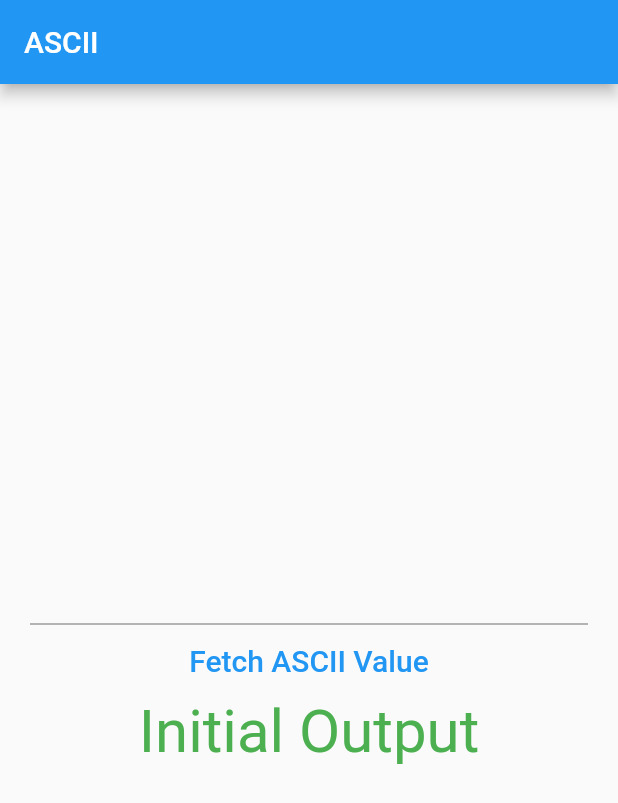
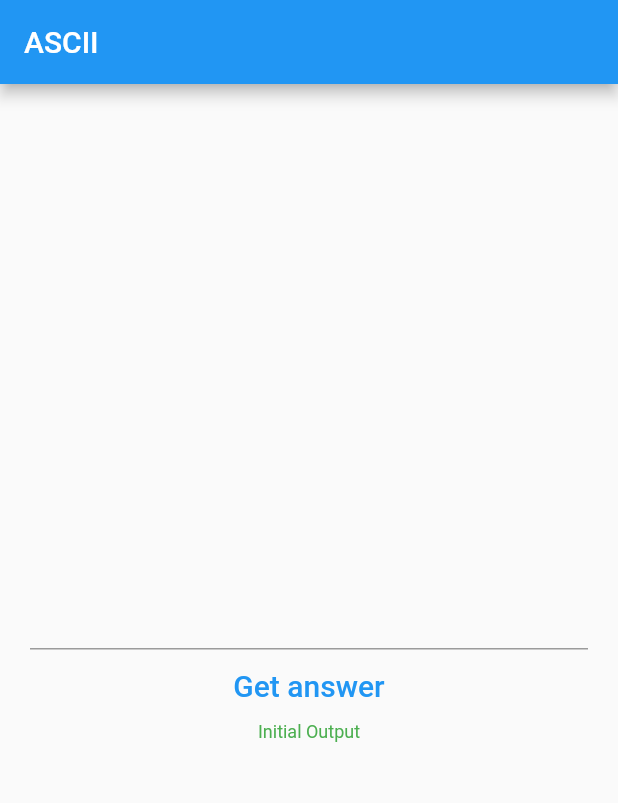
Before and after one commit to dheephiga/ChatGPT-Flutter, a Flutter app: the screen it shows after launch, on a phone screen of 412 x 824 dp. Shown: the top 803 px of the screen. Run offline on Flutter 3.47's test engine with Material 2 defaults, Android fonts, the light colour scheme and no system bars.

Commit message:
gpt-integrated

```diff
--- a/lib/function.dart
+++ b/lib/function.dart
@@ -1,6 +1,6 @@
 import 'package:http/http.dart' as http;
 
-fetchdata(String url)async{
+fetchdata(String url) async{
   http.Response response = await http.get(Uri.parse(url));
   return response.body;
 
--- a/lib/home.dart
+++ b/lib/home.dart
@@ -32,18 +32,18 @@ class _HomeState extends State<Home> {
             TextButton(
                 onPressed: () async {
                   data = await fetchdata(url);
-                  var decoded = jsonDecode(data);
+                  var decoded =  await jsonDecode(data);
                   setState(() {
                     output = decoded['output'];
                   });
                 },
                 child: Text(
-                  'Fetch ASCII Value',
+                  'Get answer',
                   style: TextStyle(fontSize: 20),
                 )),
             Text(
               output,
-              style: TextStyle(fontSize: 40, color: Colors.green),
+              style: TextStyle(fontSize: 12, color: Colors.green),
             )
           ]),
         ),
```
Also changed, not shown: 1 other file.
